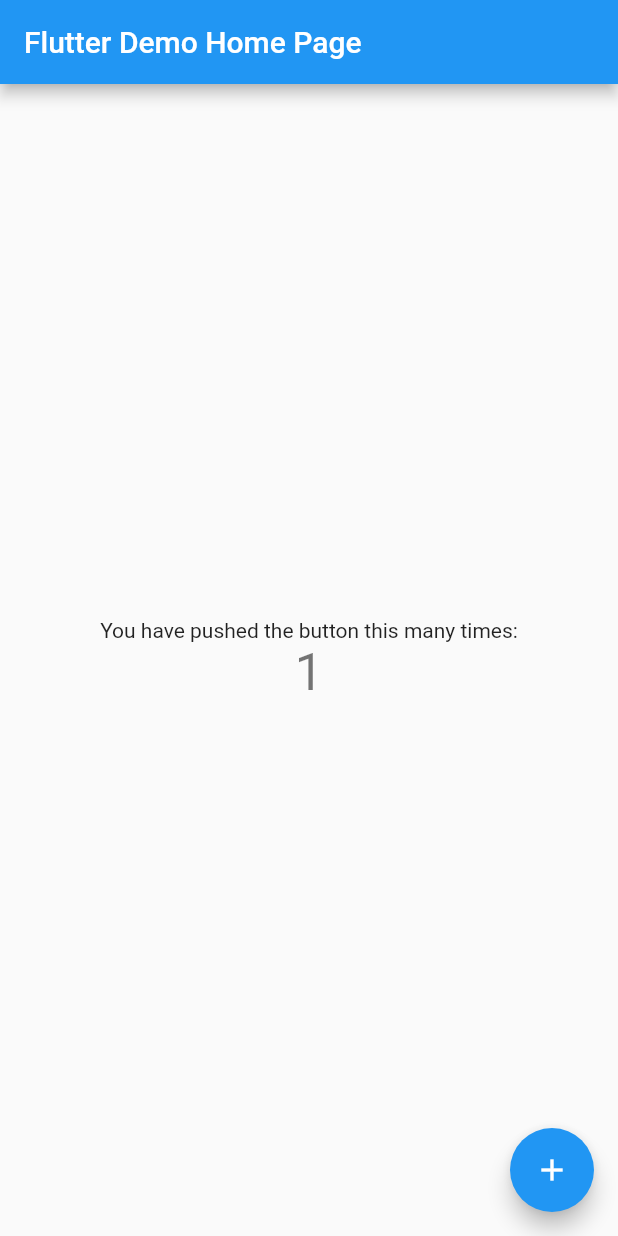
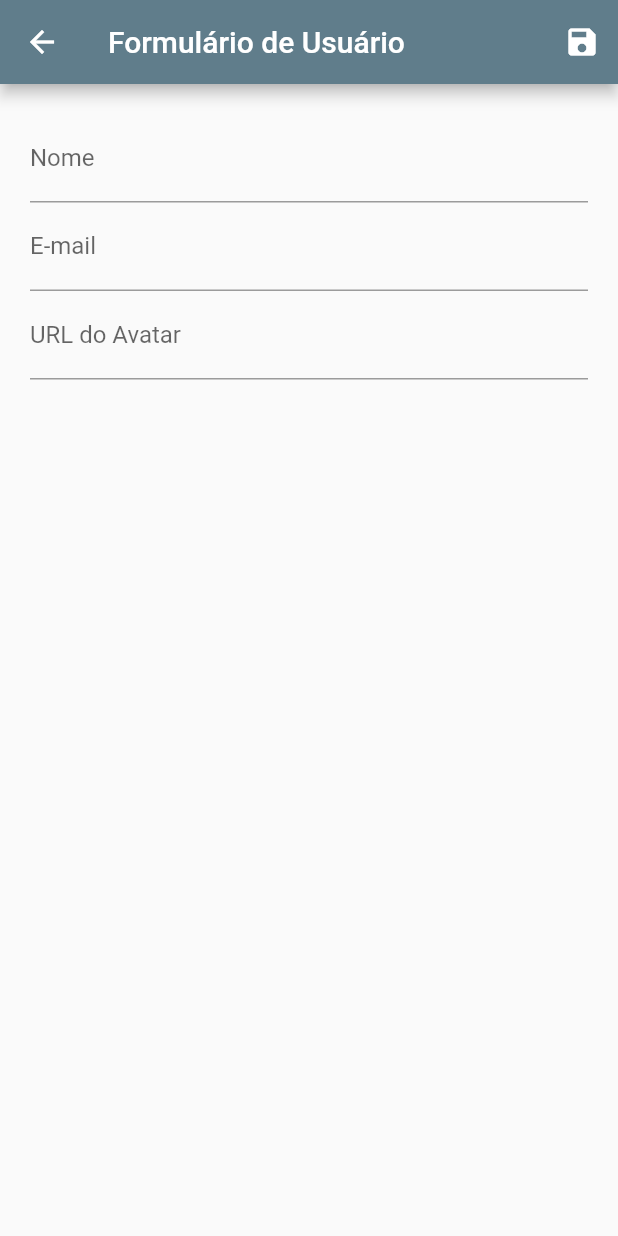
Before and after one commit to Levis44/Flutter_Crud, a Flutter app: the screen it shows after launch, after a tap on the "add" icon, on a phone screen of 412 x 824 dp. Run offline on Flutter 3.47's test engine with Material 2 defaults, Android fonts, the phone set to English and light mode, and no system bars; network calls fail.

Commit message:
Crud complete

```diff
--- /dev/null
+++ b/lib/components/user_tile.dart
@@ -0,0 +1,68 @@
+import 'package:flutter/material.dart';
+import 'package:flutter_crud/models/user.dart';
+import 'package:flutter_crud/provider/users.dart';
+import 'package:flutter_crud/routes/app_routes.dart';
+import 'package:provider/provider.dart';
+
+class UserTile extends StatelessWidget {
+  final User user;
+
+  const UserTile(this.user);
+
+  @override
+  Widget build(BuildContext context) {
+    final avatar = user.avatarUrl.isEmpty
+        ? CircleAvatar(child: Icon(Icons.person))
+        : CircleAvatar(backgroundImage: NetworkImage(user.avatarUrl));
+
+    return ListTile(
+      leading: avatar,
+      title: Text(user.name),
+      subtitle: Text(user.email),
+      trailing: Container(
+        width: 100,
+        child: Row(
+          children: [
+            IconButton(
+              onPressed: () {
+                Navigator.of(context).pushNamed(
+                  AppRoutes.USER_FORM,
+                  arguments: user,
+                );
+              },
+              color: Colors.blue,
+              icon: Icon(Icons.edit),
+            ),
+            IconButton(
+              onPressed: () {
+                showDialog(
+                  context: context,
+                  builder: (ctx) => AlertDialog(
+                    title: Text('Excluir Usuário'),
+                    content: Text('Tem certeza?'),
+                    actions: [
+                      FlatButton(
+                        onPressed: () => Navigator.of(context).pop(),
+                        child: Text('Não'),
+                      ),
+                      FlatButton(
+                        onPressed: () {
+                          Provider.of<Users>(context, listen: false)
+                              .remove(user);
+                          Navigator.of(context).pop();
+                        },
+                        child: Text('Sim'),
+                      ),
+                    ],
+                  ),
+                );
+              },
+              color: Colors.red,
+              icon: Icon(Icons.delete),
+            ),
+          ],
+        ),
+      ),
+    );
+  }
+}
--- /dev/null
+++ b/lib/data/dummy_users.dart
@@ -0,0 +1,28 @@
+import 'package:flutter_crud/models/user.dart';
+
+const DUMMY_USERS = {
+  '1': const User(
+    id: '1',
+    name: 'Rafael',
+    email: 'rafael@alunos.com.br',
+    avatarUrl: 'https://www.w3schools.com/w3images/avatar2.png',
+  ),
+  '2': const User(
+    id: '2',
+    name: 'Maria',
+    email: 'maria@alunos.com.br',
+    avatarUrl: 'https://www.w3schools.com/w3images/avatar6.png',
+  ),
+  '3': const User(
+    id: '3',
+    name: 'Guilherme',
+    email: 'guilherme@alunos.com.br',
+    avatarUrl: 'https://www.w3schools.com/howto/img_avatar.png',
+  ),
+  '4': const User(
+    id: '4',
+    name: 'Fernanda',
+    email: 'fernanda@alunos.com.br',
+    avatarUrl: 'https://www.w3schools.com/howto/img_avatar2.png',
+  ),
+};
--- a/lib/main.dart
+++ b/lib/main.dart
@@ -1,4 +1,9 @@
 import 'package:flutter/material.dart';
+import 'package:flutter_crud/provider/users.dart';
+import 'package:flutter_crud/routes/app_routes.dart';
+import 'package:flutter_crud/views/user_form.dart';
+import 'package:flutter_crud/views/user_list.dart';
+import 'package:provider/provider.dart';
 
 void main() {
   runApp(MyApp());
@@ -8,106 +13,23 @@ class MyApp extends StatelessWidget {
   // This widget is the root of your application.
   @override
   Widget build(BuildContext context) {
-    return MaterialApp(
-      title: 'Flutter Demo',
-      theme: ThemeData(
-        // This is the theme of your application.
-        //
-        // Try running your application with "flutter run". You'll see the
-        // application has a blue toolbar. Then, without quitting the app, try
-        // changing the primarySwatch below to Colors.green and then invoke
-        // "hot reload" (press "r" in the console where you ran "flutter run",
-        // or simply save your changes to "hot reload" in a Flutter IDE).
-        // Notice that the counter didn't reset back to zero; the application
-        // is not restarted.
-        primarySwatch: Colors.blue,
+    return MultiProvider(
+      providers: [
+        ChangeNotifierProvider(
+          create: (ctx) => Users(),
+        ),
+      ],
+      child: MaterialApp(
+        debugShowCheckedModeBanner: false,
+        title: 'Flutter Demo',
+        theme: ThemeData(
+          primarySwatch: Colors.blueGrey,
+        ),
+        routes: {
+          AppRoutes.HOME: (_) => UserList(),
+          AppRoutes.USER_FORM: (_) => UserForm(),
+        },
       ),
-      home: MyHomePage(title: 'Flutter Demo Home Page'),
     );
   }
 }
-
-class MyHomePage extends StatefulWidget {
-  MyHomePage({Key? key, required this.title}) : super(key: key);
-
-  // This widget is the home page of your application. It is stateful, meaning
-  // that it has a State object (defined below) that contains fields that affect
-  // how it looks.
-
-  // This class is the configuration for the state. It holds the values (in this
-  // case the title) provided by the parent (in this case the App widget) and
-  // used by the build method of the State. Fields in a Widget subclass are
-  // always marked "final".
-
-  final String title;
-
-  @override
-  _MyHomePageState createState() => _MyHomePageState();
-}
-
-class _MyHomePageState extends State<MyHomePage> {
-  int _counter = 0;
-
-  void _incrementCounter() {
-    setState(() {
-      // This call to setState tells the Flutter framework that something has
-      // changed in this State, which causes it to rerun the build method below
-      // so that the display can reflect the updated values. If we changed
-      // _counter without calling setState(), then the build method would not be
-      // called again, and so nothing would appear to happen.
-      _counter++;
-    });
-  }
-
-  @override
-  Widget build(BuildContext context) {
-    // This method is rerun every time setState is called, for instance as done
-    // by the _incrementCounter method above.
-    //
-    // The Flutter framework has been optimized to make rerunning build methods
-    // fast, so that you can just rebuild anything that needs updating rather
-    // than having to individually change instances of widgets.
-    return Scaffold(
-      appBar: AppBar(
-        // Here we take the value from the MyHomePage object that was created by
-        // the App.build method, and use it to set our appbar title.
-        title: Text(widget.title),
-      ),
-      body: Center(
-        // Center is a layout widget. It takes a single child and positions it
-        // in the middle of the parent.
-        child: Column(
-          // Column is also a layout widget. It takes a list of children and
-          // arranges them vertically. By default, it sizes itself to fit its
-          // children horizontally, and tries to be as tall as its parent.
-          //
-          // Invoke "debug painting" (press "p" in the console, choose the
-          // "Toggle Debug Paint" action from the Flutter Inspector in Android
-          // Studio, or the "Toggle Debug Paint" command in Visual Studio Code)
-          // to see the wireframe for each widget.
-          //
-          // Column has various properties to control how it sizes itself and
-          // how it positions its children. Here we use mainAxisAlignment to
-          // center the children vertically; the main axis here is the vertical
-          // axis because Columns are vertical (the cross axis would be
-          // horizontal).
-          mainAxisAlignment: MainAxisAlignment.center,
-          children: <Widget>[
-            Text(
-              'You have pushed the button this many times:',
-            ),
-            Text(
-              '$_counter',
-              style: Theme.of(context).textTheme.headline4,
-            ),
-          ],
-        ),
-      ),
-      floatingActionButton: FloatingActionButton(
-        onPressed: _incrementCounter,
-        tooltip: 'Increment',
-        child: Icon(Icons.add),
-      ), // This trailing comma makes auto-formatting nicer for build methods.
-    );
-  }
-}
--- a/lib/models/user.dart
+++ b/lib/models/user.dart
@@ -1,11 +1,11 @@
 class User {
-  final String? id;
+  final String id;
   final String name;
   final String email;
   final String avatarUrl;
 
   const User({
-    this.id,
+    this.id = '',
     required this.name,
     required this.email,
     required this.avatarUrl,
--- /dev/null
+++ b/lib/routes/app_routes.dart
@@ -0,0 +1,4 @@
+class AppRoutes {
+  static const HOME = '/';
+  static const USER_FORM = '/user-form';
+}
--- /dev/null
+++ b/lib/views/user_form.dart
@@ -0,0 +1,70 @@
+import 'package:flutter/material.dart';
+import 'package:flutter_crud/models/user.dart';
+import 'package:flutter_crud/provider/users.dart';
+import 'package:provider/provider.dart';
+
+class UserForm extends StatelessWidget {
+  final _form = GlobalKey<FormState>();
+  final Map<String, String> _formData = {};
+
+  void _loadFormData(User user) {
+    _formData['id'] = user.id;
+    _formData['name'] = user.name;
+    _formData['email'] = user.email;
+    _formData['avatarUrl'] = user.avatarUrl;
+  }
+
+  @override
+  Widget build(BuildContext context) {
+    final user = ModalRoute.of(context)?.settings.arguments as User?;
+
+    if (user != null) {
+      _loadFormData(user);
+    }
+
+    return Scaffold(
+        appBar: AppBar(
+          title: Text('Formulário de Usuário'),
+          actions: [
+            IconButton(
+              onPressed: () {
+                _form.currentState!.save();
+                Provider.of<Users>(context, listen: false).put(
+                  User(
+                    id: _formData['id'].toString(),
+                    name: _formData['name'].toString(),
+                    email: _formData['email'].toString(),
+                    avatarUrl: _formData['avatarUrl'].toString(),
+                  ),
+                );
+                Navigator.of(context).pop();
+              },
+              icon: Icon(Icons.save),
+            )
+          ],
+        ),
+        body: Padding(
+          padding: EdgeInsets.all(20),
+          child: Form(
+            key: _form,
+            child: Column(
+              children: [
+                TextFormField(
+                  initialValue: _formData['name'],
+                  decoration: InputDecoration(labelText: 'Nome'),
+                  onSaved: (value) => _formData['name'] = value!,
+                ),
+                TextFormField(
+                    initialValue: _formData['email'],
+                    decoration: InputDecoration(labelText: 'E-mail'),
+                    onSaved: (value) => _formData['email'] = value!),
+                TextFormField(
+                    initialValue: _formData['avatarUrl'],
+                    decoration: InputDecoration(labelText: 'URL do Avatar'),
+                    onSaved: (value) => _formData['avatarUrl'] = value!),
+              ],
+            ),
+          ),
+        ));
+  }
+}
--- /dev/null
+++ b/lib/views/user_list.dart
@@ -0,0 +1,31 @@
+import 'package:flutter/material.dart';
+import 'package:flutter_crud/components/user_tile.dart';
+import 'package:flutter_crud/provider/users.dart';
+import 'package:flutter_crud/routes/app_routes.dart';
+import 'package:provider/provider.dart';
+
+class UserList extends StatelessWidget {
+  @override
+  Widget build(BuildContext context) {
+    final Users users = Provider.of(context);
+
+    return Scaffold(
+      appBar: AppBar(
+        title: Text('Lista de Usuários'),
+        actions: [
+          IconButton(
+            onPressed: () {
+              Navigator.of(context).pushNamed(
+                AppRoutes.USER_FORM,
+              );
+            },
+            icon: Icon(Icons.add),
+          )
+        ],
+      ),
+      body: ListView.builder(
+          itemCount: users.count,
+          itemBuilder: (ctx, i) => UserTile(users.byIndex(i))),
+    );
+  }
+}
--- a/pubspec.yaml
+++ b/pubspec.yaml
@@ -3,7 +3,7 @@ description: A new Flutter project.
 
 # The following line prevents the package from being accidentally published to
 # pub.dev using `pub publish`. This is preferred for private packages.
-publish_to: 'none' # Remove this line if you wish to publish to pub.dev
+publish_to: "none" # Remove this line if you wish to publish to pub.dev
 
 # The following defines the version and build number for your application.
 # A version number is three numbers separated by dots, like 1.2.43
@@ -23,7 +23,7 @@ environment:
 dependencies:
   flutter:
     sdk: flutter
-
+  provider:
 
   # The following adds the Cupertino Icons font to your application.
   # Use with the CupertinoIcons class for iOS style icons.
@@ -38,7 +38,6 @@ dev_dependencies:
 
 # The following section is specific to Flutter.
 flutter:
-
   # The following line ensures that the Material Icons font is
   # included with your application, so that you can use the icons in
   # the material Icons class.
```
Also changed, not shown: lib/provider/users.dart (added, +58 -0 lines), pubspec.lock.
